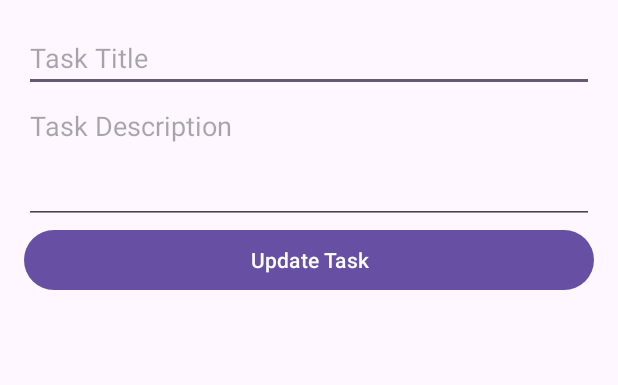
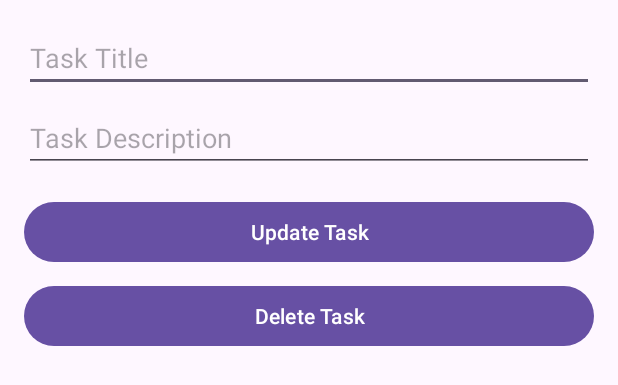
Before and after one commit to RahulMGatty/Task_Manager_App, an Android app: the layout activity_edit_task.xml on its own in the app's theme, with its tools: preview values and no code run, on a phone screen of 412 x 824 dp. Shown: the top 385 px of the screen. Run offline under Robolectric (Android 15) with nearby library versions, the phone set to English and light mode, and no system bars.

```diff
--- a/app/build.gradle.kts
+++ b/app/build.gradle.kts
@@ -47,6 +47,7 @@ dependencies {
     // Firebase dependencies (you should define them in your version catalog or directly)
     implementation(libs.firebase.auth)
     implementation(libs.firebase.firestore)
+    implementation(platform(libs.firebase.bom))
 
 
 
--- a/app/src/main/res/layout/activity_edit_task.xml
+++ b/app/src/main/res/layout/activity_edit_task.xml
@@ -6,22 +6,29 @@
     android:padding="16dp">
 
     <EditText
-        android:id="@+id/edit_task_title"
+        android:id="@+id/editTextEditTitle"
         android:layout_width="match_parent"
         android:layout_height="wrap_content"
         android:hint="Task Title" />
 
     <EditText
-        android:id="@+id/edit_task_description"
+        android:id="@+id/editTextEditDescription"
         android:layout_width="match_parent"
         android:layout_height="wrap_content"
         android:hint="Task Description"
-        android:minLines="3"
-        android:gravity="top" />
+        android:layout_marginTop="8dp" />
 
     <Button
-        android:id="@+id/update_task_button"
+        android:id="@+id/buttonUpdateTask"
         android:layout_width="match_parent"
         android:layout_height="wrap_content"
-        android:text="Update Task" />
+        android:text="Update Task"
+        android:layout_marginTop="16dp"/>
+
+    <Button
+        android:id="@+id/buttonDeleteTask"
+        android:layout_width="match_parent"
+        android:layout_height="wrap_content"
+        android:text="Delete Task"
+        android:layout_marginTop="8dp"/>
 </LinearLayout>
--- a/build.gradle.kts
+++ b/build.gradle.kts
@@ -1,3 +1,4 @@
+
 // Top-level build file where you can add configuration options common to all sub-projects/modules.
 plugins {
     alias(libs.plugins.android.application) apply false
--- a/gradle/libs.versions.toml
+++ b/gradle/libs.versions.toml
@@ -10,6 +10,8 @@ appcompat = "1.7.0"
 material = "1.12.0"
 activity = "1.10.1"
 constraintlayout = "2.2.1"
+firebase-bom = "32.7.0"
+firebase-firestore = "24.10.0" # Optional if you don't use BoM (we're using BoM below)
 
 
 [libraries]
@@ -23,6 +25,8 @@ constraintlayout = { group = "androidx.constraintlayout", name = "constraintlayo
 firebase-auth = { module = "com.google.firebase:firebase-auth", version = "23.2.0" }
 firebase-firestore = { module = "com.google.firebase:firebase-firestore", version = "25.1.3" }
 kotlin-stdlib = { module = "org.jetbrains.kotlin:kotlin-stdlib", version = "2.0.21" } # optional
+firebase-bom = { module = "com.google.firebase:firebase-bom", version.ref = "firebase-bom" }
+
 
 
 
```
Also changed, not shown: app/src/main/java/com/example/myapplication/AddTaskActivity.java (+4 -7 lines), app/src/main/java/com/example/myapplication/EditTaskActivity.java (+65 -0 lines), app/src/main/java/com/example/myapplication/HomeActivity.java (+9 -7 lines), app/src/main/java/com/example/myapplication/Task.java (+8 -0 lines), app/src/main/java/com/example/myapplication/TaskAdapter.java (+31 -16 lines).
